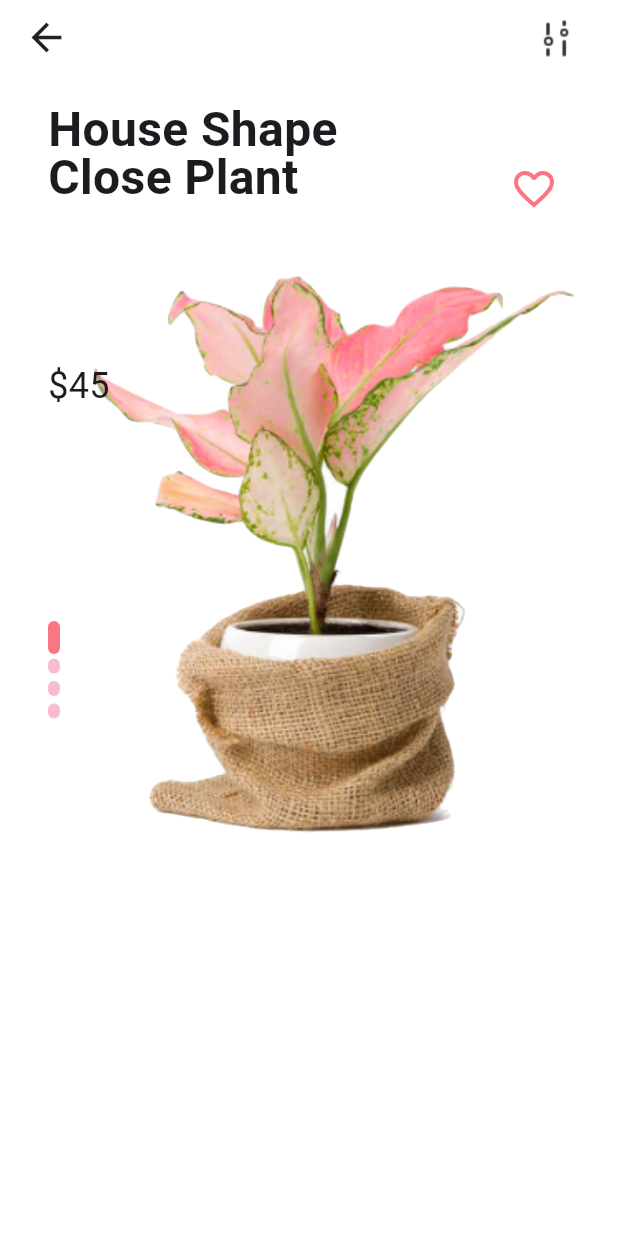
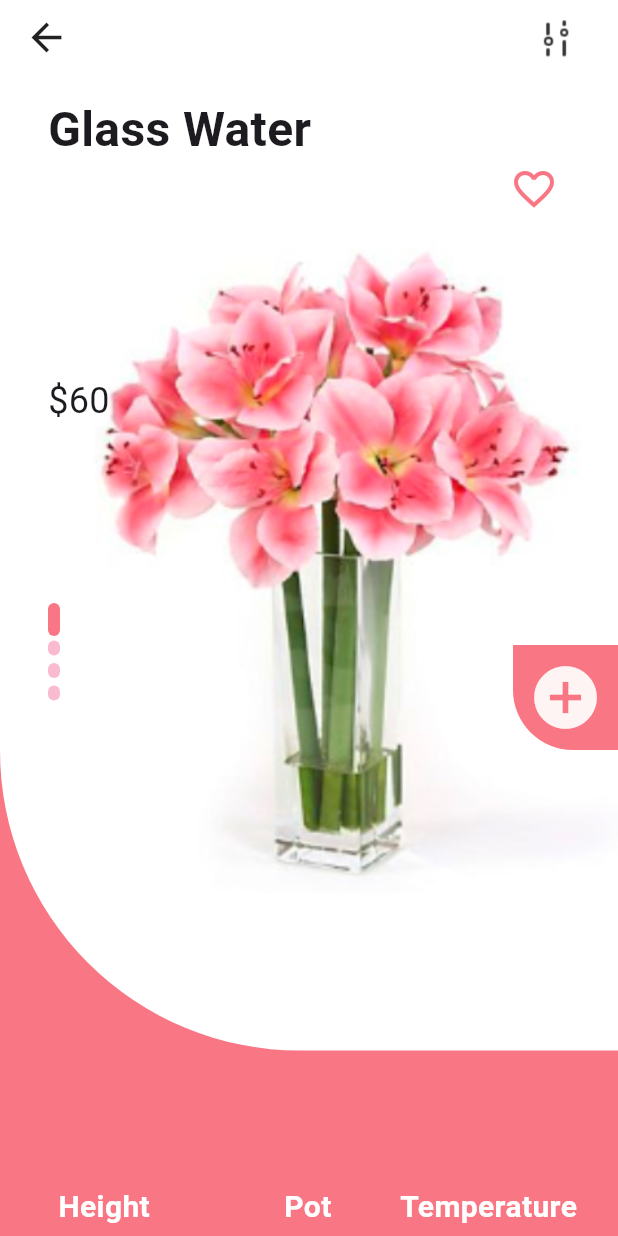
Before and after one commit to arshadmallik47/plant_app_design, a Flutter app: the screen it shows after launch, after a tap on "Glass Water", on a phone screen of 412 x 824 dp. Run offline on Flutter 3.47's test engine with Material 3 defaults, Android fonts, the phone set to English and light mode, and no system bars.

Commit message:
-Complete design

```diff
--- a/lib/main.dart
+++ b/lib/main.dart
@@ -7,11 +7,10 @@ void main() {
 
 class MyApp extends StatelessWidget {
   const MyApp({super.key});
-
-  // This widget is the root of your application.
   @override
   Widget build(BuildContext context) {
     return MaterialApp(
+      debugShowCheckedModeBanner: false,
       title: 'Plant App',
       theme: ThemeData(
         colorScheme: ColorScheme.fromSeed(seedColor: Colors.deepPurple),
--- /dev/null
+++ b/lib/screens/detail_screen1.dart
@@ -0,0 +1,29 @@
+import 'package:flutter/material.dart';
+import 'package:plant_app_design/screens/product_detail_screen.dart';
+
+class DetailScreen1 extends StatelessWidget {
+  const DetailScreen1({super.key});
+
+  @override
+  Widget build(BuildContext context) {
+    return const Hero(
+        tag: 'flower1',
+        child: ProductDetailScreen(
+            name: 'House Shape\nClosePlant',
+            price: '\$45',
+            image: 'images/flower1.png'));
+  }
+}
+
+class DetailScreen2 extends StatelessWidget {
+  const DetailScreen2({super.key});
+
+  @override
+  Widget build(BuildContext context) {
+    return const Hero(
+      tag: 'flower2',
+      child: ProductDetailScreen(
+          name: 'Glass Water', price: '\$60', image: 'images/flower2.png'),
+    );
+  }
+}
--- a/lib/screens/home_page.dart
+++ b/lib/screens/home_page.dart
@@ -1,4 +1,5 @@
 import 'package:flutter/material.dart';
+import 'package:plant_app_design/screens/detail_screen1.dart';
 import 'package:plant_app_design/screens/product_detail_screen.dart';
 import 'package:plant_app_design/screens/product_page.dart';
 import 'package:plant_app_design/utils/colors.dart';
@@ -58,7 +59,7 @@ class HomePage extends StatelessWidget {
                 Navigator.push(
                   context,
                   MaterialPageRoute(
-                    builder: (context) => const DetailScreen(),
+                    builder: (context) => const DetailScreen1(),
                   ),
                 );
               },
@@ -76,7 +77,7 @@ class HomePage extends StatelessWidget {
                 Navigator.push(
                   context,
                   MaterialPageRoute(
-                    builder: (context) => const DetailScreen(),
+                    builder: (context) => const DetailScreen2(),
                   ),
                 );
               },
--- a/lib/screens/product_detail_screen.dart
+++ b/lib/screens/product_detail_screen.dart
@@ -4,8 +4,15 @@ import 'package:flutter/material.dart';
 import 'package:flutter/widgets.dart';
 import 'package:plant_app_design/utils/colors.dart';
 
-class DetailScreen extends StatelessWidget {
-  const DetailScreen({super.key});
+class ProductDetailScreen extends StatelessWidget {
+  final String name;
+  final String price;
+  final String image;
+  const ProductDetailScreen(
+      {super.key,
+      required this.name,
+      required this.price,
+      required this.image});
 
   @override
   Widget build(BuildContext context) {
@@ -14,6 +21,7 @@ class DetailScreen extends StatelessWidget {
         color: Colors.white,
         child: Stack(
           children: [
+            bottomParts(context),
             // Hero(tag: 'flower1', child: Image.asset("images/flower1.png")),
             Positioned(
               top: 0,
@@ -39,7 +47,9 @@ class DetailScreen extends StatelessWidget {
                         mainAxisAlignment: MainAxisAlignment.spaceBetween,
                         children: [
                           GestureDetector(
-                            onTap: () {},
+                            onTap: () {
+                              Navigator.of(context).pop();
+                            },
                             child: const Icon(
                               Icons.arrow_back,
                               size: 30,
@@ -59,7 +69,7 @@ class DetailScreen extends StatelessWidget {
                     Padding(
                       padding: EdgeInsets.only(left: 32),
                       child: Text(
-                        'House Shape \nClose Plant',
+                        name,
                         style: TextStyle(
                           fontSize: 32,
                           fontWeight: FontWeight.bold,
@@ -69,7 +79,7 @@ class DetailScreen extends StatelessWidget {
                       ),
                     ),
                     SizedBox(
-                      height: 30,
+                      height: 50,
                     ),
                     Padding(
                       padding: EdgeInsets.only(
@@ -79,7 +89,7 @@ class DetailScreen extends StatelessWidget {
                         children: [
                           // for image
                           Image.asset(
-                            "images/flower1.png",
+                            image,
                             width: MediaQuery.of(context).size.width,
                           ),
                           // for scroll dot
@@ -144,10 +154,10 @@ class DetailScreen extends StatelessWidget {
             ),
             // for price
             Positioned(
-              top: 240,
+              top: 250,
               left: 32,
               child: Text(
-                "\$45",
+                price,
                 style: TextStyle(
                   fontSize: 24,
                 ),
@@ -162,9 +172,122 @@ class DetailScreen extends StatelessWidget {
                 size: 32,
               ),
             ),
+
+            // For add to card
+            Positioned(
+              top: 430,
+              right: 0,
+              child: Container(
+                height: 70,
+                width: 70,
+                decoration: BoxDecoration(
+                  borderRadius: BorderRadius.only(
+                    bottomLeft: Radius.circular(40),
+                  ),
+                  color: primaryColor,
+                ),
+                child: Icon(
+                  Icons.add_circle,
+                  color: secondaryColor,
+                  size: 50,
+                ),
+              ),
+            ),
           ],
         ),
       ),
     );
   }
+
+  Positioned bottomParts(BuildContext context) {
+    return Positioned(
+      bottom: 0,
+      child: Container(
+        height: MediaQuery.of(context).size.height,
+        width: MediaQuery.of(context).size.width,
+        color: primaryColor,
+        child: Padding(
+          padding: EdgeInsets.only(top: 790, left: 20, right: 20),
+          child: Row(
+            mainAxisAlignment: MainAxisAlignment.spaceEvenly,
+            children: const [
+              // For Height
+              Column(
+                children: [
+                  Text(
+                    'Height',
+                    style: TextStyle(
+                      fontSize: 20,
+                      fontWeight: FontWeight.bold,
+                      color: Colors.white,
+                    ),
+                  ),
+                  SizedBox(
+                    height: 5,
+                  ),
+                  Text(
+                    '40cm - 50cm',
+                    style: TextStyle(
+                      fontSize: 14,
+                      color: Colors.white,
+                    ),
+                  ),
+                ],
+              ),
+              SizedBox(
+                width: 25,
+              ),
+              // Fot Pot
+              Column(
+                children: [
+                  Text(
+                    'Pot',
+                    style: TextStyle(
+                      fontSize: 20,
+                      fontWeight: FontWeight.bold,
+                      color: Colors.white,
+                    ),
+                  ),
+                  SizedBox(
+                    height: 5,
+                  ),
+                  Text(
+                    'self watering pot',
+                    style: TextStyle(
+                      fontSize: 14,
+                      color: Colors.white,
+                    ),
+                  ),
+                ],
+              ),
+
+              // For temperature
+              Column(
+                children: [
+                  Text(
+                    'Temperature',
+                    style: TextStyle(
+                      fontSize: 20,
+                      fontWeight: FontWeight.bold,
+                      color: Colors.white,
+                    ),
+                  ),
+                  SizedBox(
+                    height: 5,
+                  ),
+                  Text(
+                    '18C - 25C',
+                    style: TextStyle(
+                      fontSize: 14,
+                      color: Colors.white,
+                    ),
+                  ),
+                ],
+              )
+            ],
+          ),
+        ),
+      ),
+    );
+  }
 }
```
